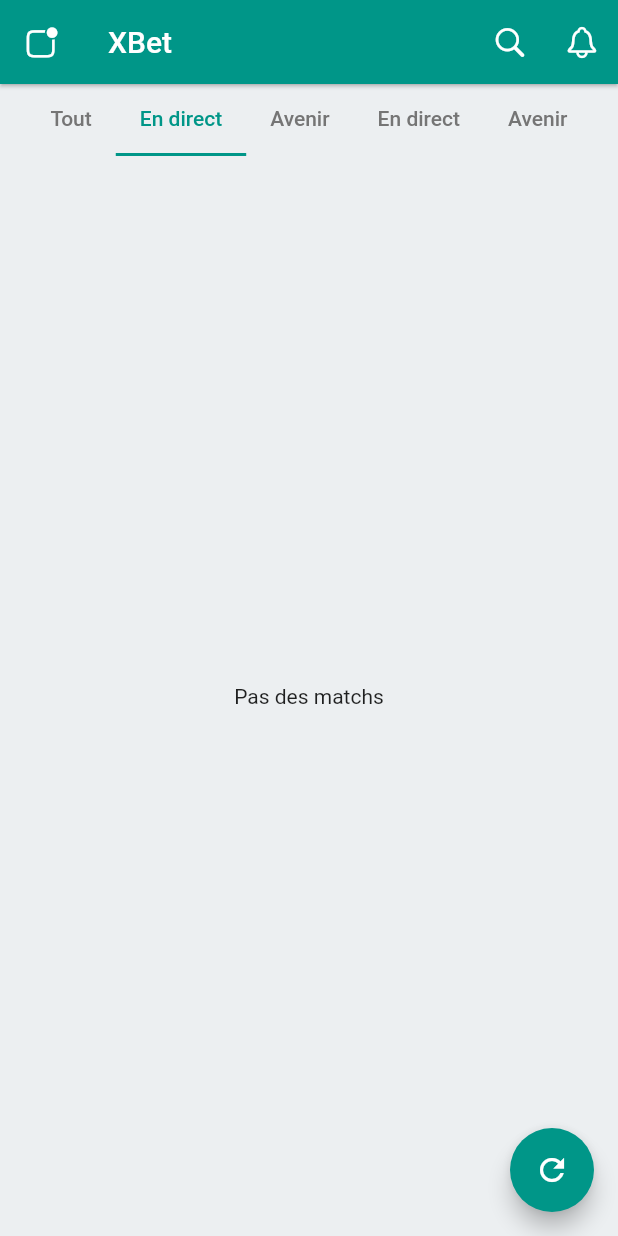
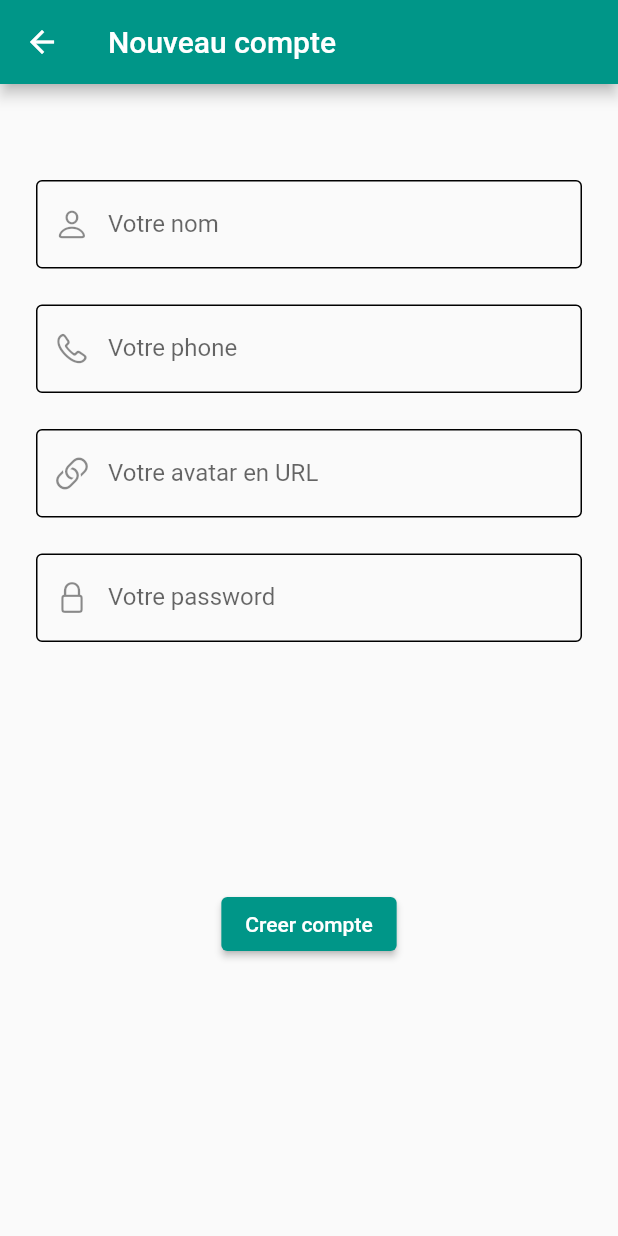
Before and after one commit to leenorshn/xbetone, a Flutter app: the screen it shows after launch, after a tap on "Commencer", on a phone screen of 412 x 824 dp. Run offline on Flutter 3.47's test engine with Material 2 defaults, Android fonts, the phone set to English and light mode, and no system bars; our stand-ins replace cloud_firestore, firebase_auth, firebase_core; accounts and stored records are empty.

Commit message:
link firebase auth to firestore data

```diff
--- /dev/null
+++ b/lib/apis/auth_api.dart
@@ -0,0 +1,28 @@
+import 'package:firebase_auth/firebase_auth.dart';
+import 'package:xbetone/apis/user_api.dart';
+import 'package:xbetone/models/user.dart' as u;
+
+class AuthApi {
+  FirebaseAuth auth = FirebaseAuth.instance;
+
+  Future<void> signUp(u.User user, String password) async {
+    var cred = await auth.createUserWithEmailAndPassword(
+      email: user.phone + "@xbet.com",
+      password: password,
+    );
+
+    await UserApi().createUser(user, "${cred.user?.uid}");
+  }
+
+  Future<u.User> login(String phone, String password) async {
+    var cred = await auth.signInWithEmailAndPassword(
+      email: "$phone@xbet.com",
+      password: password,
+    );
+    return UserApi().getOneUserSync("${cred.user?.uid}");
+  }
+
+  Future deconnect() async {
+    await auth.signOut();
+  }
+}
--- a/lib/main.dart
+++ b/lib/main.dart
@@ -1,6 +1,9 @@
+import 'package:firebase_auth/firebase_auth.dart';
 import 'package:firebase_core/firebase_core.dart';
 import 'package:flutter/material.dart';
 import 'package:xbetone/home_screen.dart';
+import 'package:xbetone/login.dart';
+import 'package:xbetone/signup_screen.dart';
 import 'package:xbetone/welcome_screen.dart';
 
 import 'firebase_options.dart';
@@ -8,6 +11,7 @@ import 'firebase_options.dart';
 void main() async {
   WidgetsFlutterBinding.ensureInitialized();
   await Firebase.initializeApp(options: DefaultFirebaseOptions.currentPlatform);
+  // await Firebase.initializeApp();
   runApp(const MyApp());
 }
 
@@ -24,13 +28,37 @@ class MyApp extends StatelessWidget {
             labelColor: Colors.teal,
             unselectedLabelColor: Colors.grey.shade600),
       ),
-      initialRoute: "/",
+      home: const RootScreen(),
       routes: {
-        "/": (context) => const WelcomeScreen(),
-        "home_screen": (context) => const HomeScreen(),
+        "login": (context) => LoginScreen(),
+        "sign_up": (context) => SignUpScreen(),
+        "root": (context) => RootScreen(),
       },
-
-      //home: const WelcomeScreen(),
     );
   }
 }
+
+class RootScreen extends StatelessWidget {
+  const RootScreen({super.key});
+
+  @override
+  Widget build(BuildContext context) {
+    return StreamBuilder(
+        initialData: null,
+        stream: FirebaseAuth.instance.authStateChanges(),
+        builder: (context, snap) {
+          print(snap);
+          if (snap.hasError) {
+            return const Scaffold(
+              body: Center(
+                child: CircularProgressIndicator(),
+              ),
+            );
+          } else if (snap.data != null) {
+            return const HomeScreen();
+          } else {
+            return const WelcomeScreen();
+          }
+        });
+  }
+}
--- /dev/null
+++ b/lib/models/user.dart
@@ -0,0 +1,23 @@
+class User {
+  String name;
+  String phone;
+  String avatar;
+
+  User({required this.name, required this.avatar, required this.phone});
+
+  factory User.fromJson(var json) {
+    return User(
+      name: json['name'],
+      avatar: json['avatar'],
+      phone: json['phone'],
+    );
+  }
+
+  Map<String, dynamic> toJson() {
+    return {
+      "name": name,
+      "phone": phone,
+      "avatar": avatar,
+    };
+  }
+}
--- /dev/null
+++ b/lib/signup_screen.dart
@@ -0,0 +1,131 @@
+import 'package:flutter/cupertino.dart';
+import 'package:flutter/material.dart';
+import 'package:xbetone/apis/auth_api.dart';
+
+import 'models/user.dart';
+
+class SignUpScreen extends StatefulWidget {
+  const SignUpScreen({super.key});
+
+  @override
+  State<SignUpScreen> createState() => _SignUpScreenState();
+}
+
+class _SignUpScreenState extends State<SignUpScreen> {
+  var name = '';
+  var avatar = "";
+  var phone = "";
+  var password = "";
+  bool isLoading = false;
+  @override
+  Widget build(BuildContext context) {
+    return Scaffold(
+      appBar: AppBar(
+        title: const Text("Nouveau compte"),
+      ),
+      body: Container(
+        padding: EdgeInsets.symmetric(
+          horizontal: 24,
+        ),
+        child: SingleChildScrollView(
+          scrollDirection: Axis.vertical,
+          child: Column(
+            children: [
+              SizedBox(
+                height: 64,
+              ),
+              TextFormField(
+                decoration: const InputDecoration(
+                    label: Text("Votre nom"),
+                    prefixIcon: Icon(CupertinoIcons.person),
+                    border: OutlineInputBorder(),
+                    enabledBorder: OutlineInputBorder(),
+                    focusedBorder: OutlineInputBorder()),
+                onChanged: (newValue) {
+                  setState(() {
+                    name = newValue;
+                  });
+                },
+              ),
+              SizedBox(
+                height: 24,
+              ),
+              TextFormField(
+                decoration: const InputDecoration(
+                    label: Text("Votre phone"),
+                    prefixIcon: Icon(CupertinoIcons.phone),
+                    border: OutlineInputBorder(),
+                    enabledBorder: OutlineInputBorder(),
+                    focusedBorder: OutlineInputBorder()),
+                keyboardType: TextInputType.phone,
+                onChanged: (newValue) {
+                  setState(() {
+                    phone = newValue;
+                  });
+                },
+              ),
+              SizedBox(
+                height: 24,
+              ),
+              TextFormField(
+                decoration: const InputDecoration(
+                    label: Text("Votre avatar en URL"),
+                    prefixIcon: Icon(CupertinoIcons.link),
+                    border: OutlineInputBorder(),
+                    enabledBorder: OutlineInputBorder(),
+                    focusedBorder: OutlineInputBorder()),
+                onChanged: (newValue) {
+                  setState(() {
+                    avatar = newValue;
+                  });
+                },
+              ),
+              SizedBox(
+                height: 24,
+              ),
+              TextFormField(
+                decoration: const InputDecoration(
+                    label: Text("Votre password"),
+                    prefixIcon: Icon(CupertinoIcons.lock),
+                    border: OutlineInputBorder(),
+                    enabledBorder: OutlineInputBorder(),
+                    focusedBorder: OutlineInputBorder()),
+                obscureText: true,
+                obscuringCharacter: "#",
+                keyboardType: TextInputType.text,
+                onChanged: (newValue) {
+                  setState(() {
+                    password = newValue;
+                  });
+                },
+              ),
+              const SizedBox(
+                height: 164,
+              ),
+              isLoading
+                  ? const CircularProgressIndicator()
+                  : ElevatedButton(
+                      onPressed: () async {
+                        var user =
+                            User(name: name, avatar: avatar, phone: phone);
+                        setState(() {
+                          isLoading = true;
+                        });
+                        await AuthApi().signUp(user, password).then((value) {
+                          Navigator.pushNamedAndRemoveUntil(
+                              context, "root", (route) => false);
+                        });
+
+                        setState(() {
+                          isLoading = false;
+                        });
+                      },
+                      child: const Text("Creer compte"),
+                    ),
+            ],
+          ),
+        ),
+      ),
+    );
+  }
+}
--- a/lib/welcome_screen.dart
+++ b/lib/welcome_screen.dart
@@ -74,7 +74,7 @@ class WelcomeScreen extends StatelessWidget {
                   padding: const EdgeInsets.symmetric(vertical: 16),
                 ),
                 onPressed: () {
-                  Navigator.pushNamed(context, "home_screen");
+                  Navigator.pushNamed(context, "sign_up");
                 },
                 child: Row(
                   mainAxisAlignment: MainAxisAlignment.center,
--- a/pubspec.yaml
+++ b/pubspec.yaml
@@ -36,7 +36,7 @@ dependencies:
   # Use with the CupertinoIcons class for iOS style icons.
   cupertino_icons: ^1.0.2
   firebase_core: ^2.15.1
-  firebase_auth: ^4.8.0
+  firebase_auth: ^4.9.0
   cloud_firestore: ^4.9.0
 
 dev_dependencies:
```
Also changed, not shown: lib/apis/user_api.dart (added, +61 -0 lines), lib/home_screen.dart (+17 -4 lines), lib/login.dart (added, +66 -0 lines), lib/firebase_options.dart (added), pubspec.lock, 5 other files.
